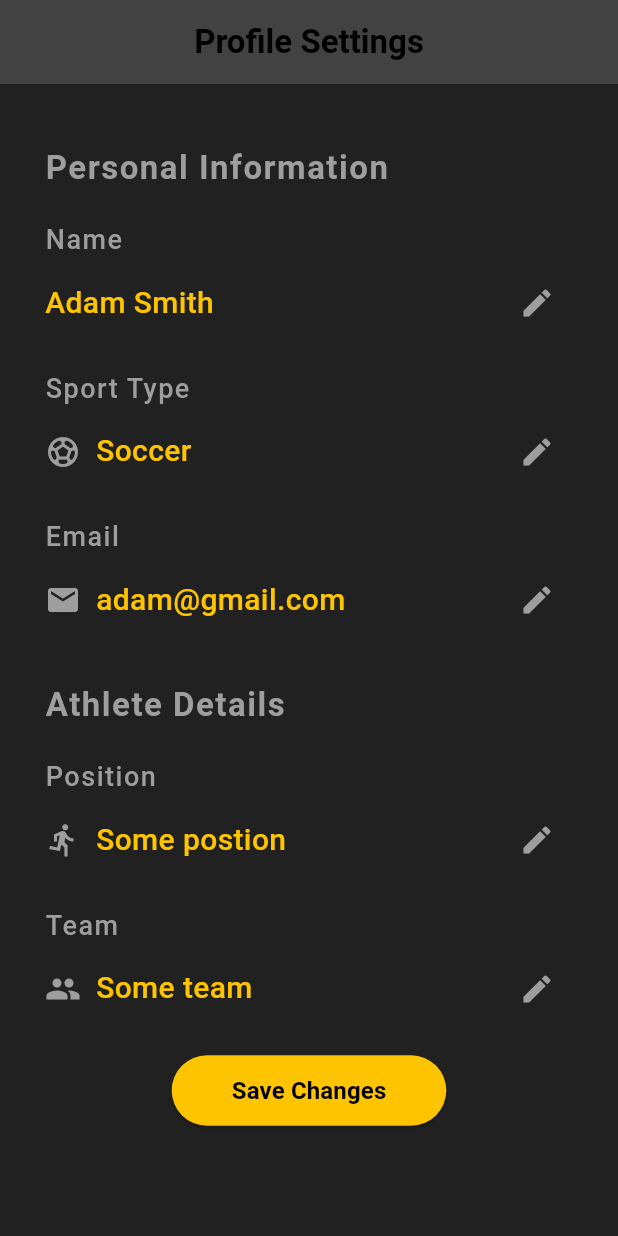
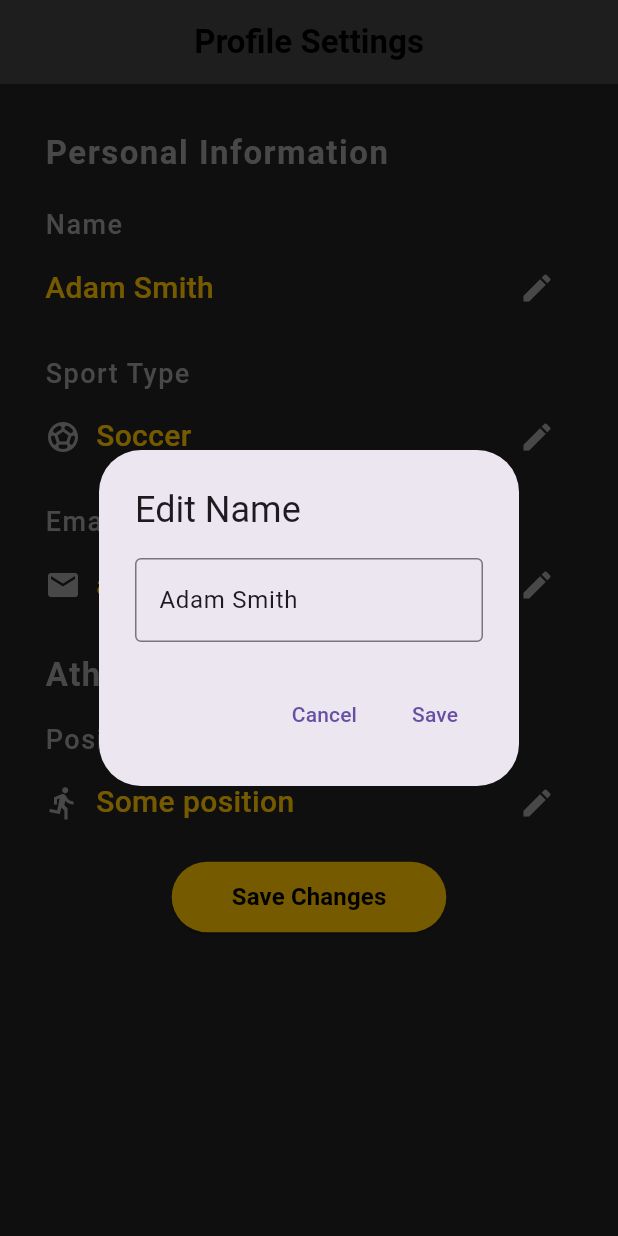
Before and after one commit to adam01051/athletehub, a Flutter app: the AthleteSettingsPage screen opened directly, after a tap on the "edit" icon, on a phone screen of 412 x 824 dp. Run offline on Flutter 3.47's test engine with Material 3 defaults, Android fonts, the phone set to English and light mode, and no system bars.

Commit message:
working on profile page

```diff
--- a/lib/profile_page.dart
+++ b/lib/profile_page.dart
@@ -16,8 +16,66 @@ class MyApp extends StatelessWidget {
   }
 }
 
-class AthleteSettingsPage extends StatelessWidget {
+class AthleteSettingsPage extends StatefulWidget {
   const AthleteSettingsPage({super.key});
+
+  @override
+  State<AthleteSettingsPage> createState() => _AthleteSettingsPageState();
+}
+
+class _AthleteSettingsPageState extends State<AthleteSettingsPage> {
+  // Variables to hold the data, which will be updated using setState
+  String name = "Adam Smith";
+  String sportType = "Soccer";
+  String email = "adam@gmail.com";
+  String position = "Some position";
+
+  // TextEditingController for the dialog input
+  final TextEditingController _editController = TextEditingController();
+
+  // Function to show a dialog and update the field
+  Future<void> _showEditDialog(String fieldName, String currentValue, Function(String) onSave) async {
+    _editController.text = currentValue; // Pre-fill the dialog with the current value
+
+    return showDialog<void>(
+      context: context,
+      builder: (BuildContext context) {
+        return AlertDialog(
+          title: Text('Edit $fieldName'),
+          content: TextField(
+            controller: _editController,
+            decoration: InputDecoration(
+              hintText: 'Enter new $fieldName',
+              border: OutlineInputBorder(),
+            ),
+          ),
+          actions: <Widget>[
+            TextButton(
+              child: const Text('Cancel'),
+              onPressed: () {
+                Navigator.of(context).pop(); // Close the dialog
+              },
+            ),
+            TextButton(
+              child: const Text('Save'),
+              onPressed: () {
+                setState(() {
+                  onSave(_editController.text); // Update the field with the new value
+                });
+                Navigator.of(context).pop(); // Close the dialog
+              },
+            ),
+          ],
+        );
+      },
+    );
+  }
+
+  @override
+  void dispose() {
+    _editController.dispose(); // Dispose of the controller to avoid memory leaks
+    super.dispose();
+  }
 
   @override
   Widget build(BuildContext context) {
@@ -36,7 +94,7 @@ class AthleteSettingsPage extends StatelessWidget {
         elevation: 0,
       ),
       body: Padding(
-        padding: const EdgeInsets.fromLTRB(30, 40, 30, 0),
+        padding: const EdgeInsets.fromLTRB(30, 30, 30, 0),
         child: SingleChildScrollView(
           child: Column(
             crossAxisAlignment: CrossAxisAlignment.start,
@@ -68,7 +126,7 @@ class AthleteSettingsPage extends StatelessWidget {
                 mainAxisAlignment: MainAxisAlignment.spaceBetween,
                 children: [
                   Text(
-                    "Adam Smith",
+                    name,
                     style: TextStyle(
                       color: Colors.amberAccent[400],
                       fontWeight: FontWeight.w500,
@@ -78,7 +136,9 @@ class AthleteSettingsPage extends StatelessWidget {
                   IconButton(
                     icon: const Icon(Icons.edit, color: Colors.grey),
                     onPressed: () {
-                      // Add edit name functionality
+                      _showEditDialog("Name", name, (newValue) {
+                        name = newValue; // Update the name using setState in the dialog
+                      });
                     },
                   ),
                 ],
@@ -107,7 +167,7 @@ class AthleteSettingsPage extends StatelessWidget {
                       ),
                       const SizedBox(width: 10),
                       Text(
-                        "Soccer",
+                        sportType,
                         style: TextStyle(
                           color: Colors.amberAccent[400],
                           fontWeight: FontWeight.w500,
@@ -119,7 +179,9 @@ class AthleteSettingsPage extends StatelessWidget {
                   IconButton(
                     icon: const Icon(Icons.edit, color: Colors.grey),
                     onPressed: () {
-                      // Add edit sport functionality
+                      _showEditDialog("Sport Type", sportType, (newValue) {
+                        sportType = newValue; // Update the sport type
+                      });
                     },
                   ),
                 ],
@@ -148,7 +210,7 @@ class AthleteSettingsPage extends StatelessWidget {
                       ),
                       const SizedBox(width: 10),
                       Text(
-                        "adam@gmail.com",
+                        email,
                         style: TextStyle(
                           color: Colors.amberAccent[400],
                           fontWeight: FontWeight.w500,
@@ -160,12 +222,14 @@ class AthleteSettingsPage extends StatelessWidget {
                   IconButton(
                     icon: const Icon(Icons.edit, color: Colors.grey),
                     onPressed: () {
-                      // Add edit email functionality
+                      _showEditDialog("Email", email, (newValue) {
+                        email = newValue; // Update the email
+                      });
                     },
                   ),
                 ],
               ),
-              const SizedBox(height: 30),
+              const SizedBox(height: 20),
 
               // Additional Athlete Settings
               const Text(
@@ -177,29 +241,30 @@ class AthleteSettingsPage extends StatelessWidget {
                   letterSpacing: 1,
                 ),
               ),
-              const SizedBox(height: 20),
+              const SizedBox(height: 15),
 
               // Position
               _buildEditableField(
                 label: "Position",
-                value: "Some postion",
+                value: position,
                 icon: Icons.directions_run,
+                onEdit: () {
+                  _showEditDialog("Position", position, (newValue) {
+                    position = newValue; // Update the position
+                  });
+                },
               ),
-              const SizedBox(height: 20),
 
-              // Team
-              _buildEditableField(
-                label: "Team",
-                value: "Some team",
-                icon: Icons.group,
-              ),
-              const SizedBox(height: 20),
+              const SizedBox(height: 15),
 
               // Save Button
               Center(
                 child: ElevatedButton(
                   onPressed: () {
-                    // Add save functionality here
+                    // Add save functionality here (e.g., save to backend)
+                    ScaffoldMessenger.of(context).showSnackBar(
+                      const SnackBar(content: Text('Changes Saved!')),
+                    );
                   },
                   style: ElevatedButton.styleFrom(
                     backgroundColor: Colors.amberAccent[400],
@@ -229,6 +294,7 @@ class AthleteSettingsPage extends StatelessWidget {
     required String label,
     required String value,
     required IconData icon,
+    required VoidCallback onEdit,
   }) {
     return Column(
       crossAxisAlignment: CrossAxisAlignment.start,
@@ -265,9 +331,7 @@ class AthleteSettingsPage extends StatelessWidget {
             ),
             IconButton(
               icon: const Icon(Icons.edit, color: Colors.grey),
-              onPressed: () {
-                // Add edit functionality for this field
-              },
+              onPressed: onEdit, // Call the provided onEdit function
             ),
           ],
         ),
```
Also changed, not shown: lib/registration_page.dart (+10 -9 lines).
